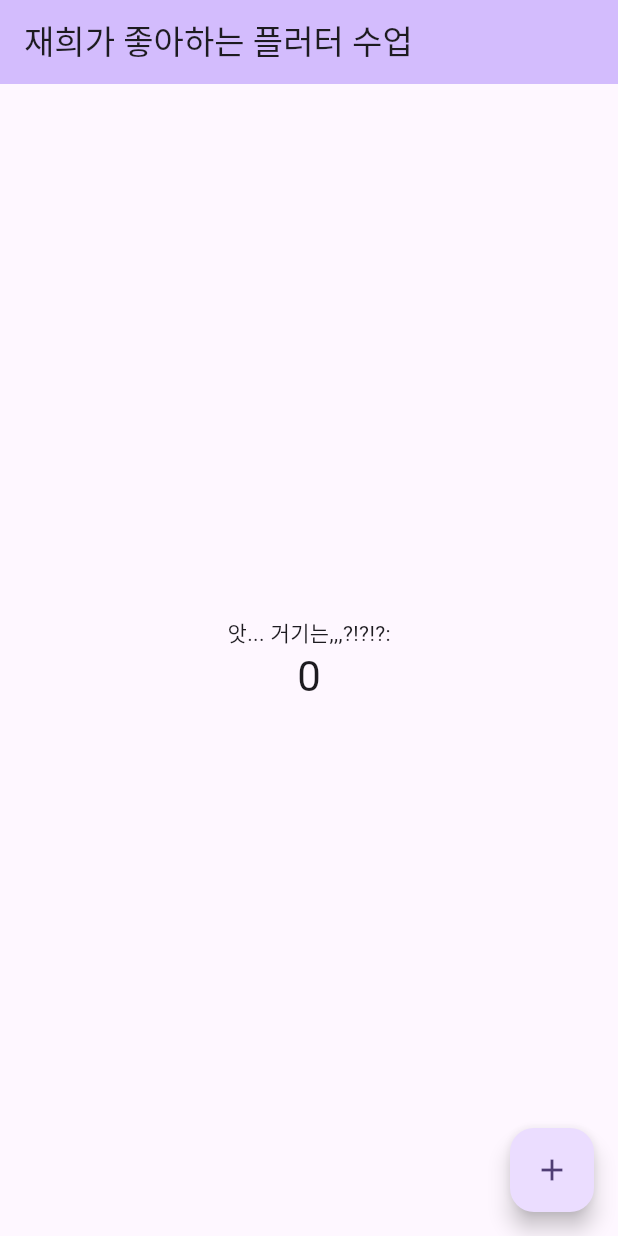
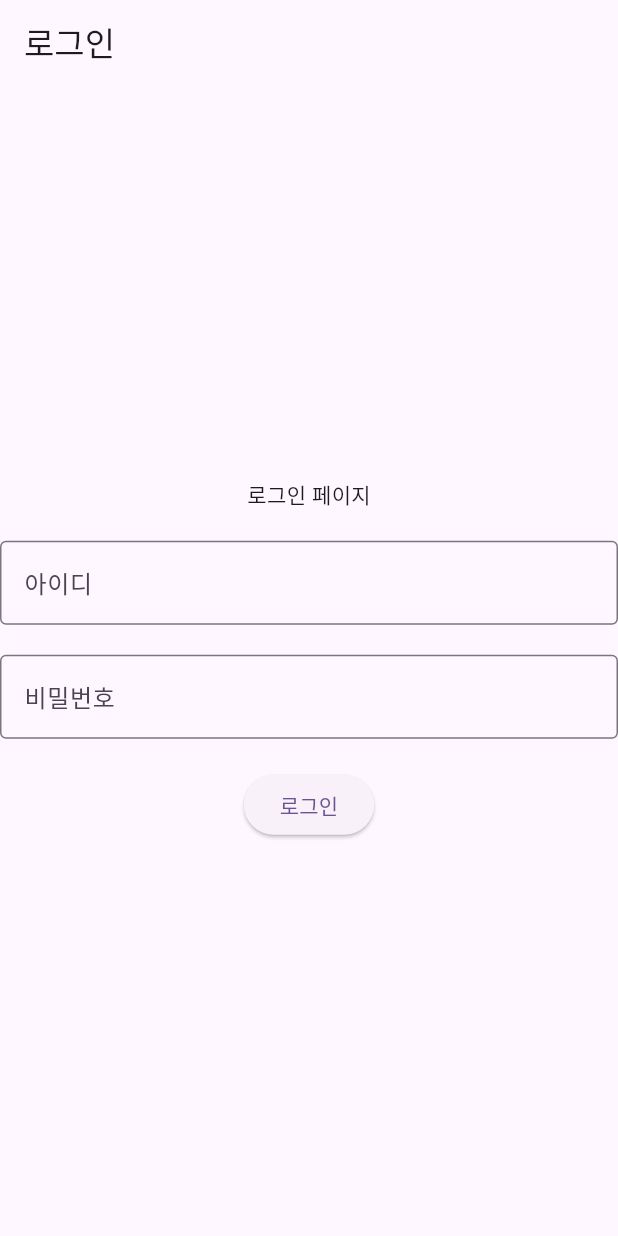
Before and after one commit to deopa0402/flutter_H, a Flutter app: the screen it shows after launch, on a phone screen of 412 x 824 dp. Run offline on Flutter 3.47's test engine with Material 2 defaults, Android fonts, the phone set to English and light mode, and no system bars; our stand-ins replace bloc, equatable, flutter_bloc.

```diff
--- /dev/null
+++ b/lib/bloc/login/login_bloc.dart
@@ -0,0 +1,25 @@
+import 'dart:async';
+
+// ignore: depend_on_referenced_packages
+import 'package:bloc/bloc.dart';
+import 'package:equatable/equatable.dart';
+import 'package:flutter_application_1/model/login.dart';
+import 'package:flutter_application_1/repository/login.dart';
+
+part 'login_event.dart';
+part 'login_state.dart';
+
+class LoginBloc extends Bloc<LoginEvent, LoginState> {
+  LoginRepository loginRepository;
+  LoginBloc(this.loginRepository) : super(LoginInitial()) {
+    on<Login>((event, emit) async {
+      try {
+        var value = await loginRepository.login(event.loginReqModel);
+        emit(LoginSuccess(value));
+      } catch (error) {
+        print(error.toString());
+        emit(LoginFailure(error.toString()));
+      }
+    });
+  }
+}
--- /dev/null
+++ b/lib/bloc/login/login_event.dart
@@ -0,0 +1,14 @@
+part of 'login_bloc.dart';
+
+abstract class LoginEvent extends Equatable {
+  const LoginEvent();
+}
+
+class Login extends LoginEvent {
+  final LoginReqModel loginReqModel;
+
+  const Login(this.loginReqModel);
+
+  @override
+  List<Object> get props => [loginReqModel];
+}
--- /dev/null
+++ b/lib/bloc/login/login_state.dart
@@ -0,0 +1,28 @@
+part of 'login_bloc.dart';
+
+abstract class LoginState extends Equatable {
+  const LoginState();
+}
+
+class LoginInitial extends LoginState {
+  @override
+  List<Object> get props => [];
+}
+
+class LoginSuccess extends LoginState {
+  final LoginResModel loginResModel;
+
+  const LoginSuccess(this.loginResModel);
+
+  @override
+  List<Object> get props => [loginResModel];
+}
+
+class LoginFailure extends LoginState {
+  final String error;
+
+  const LoginFailure(this.error);
+
+  @override
+  List<Object> get props => [error];
+}
--- /dev/null
+++ b/lib/bloc/user/user_event.dart
@@ -0,0 +1,5 @@
+part of 'user_bloc.dart';
+
+abstract class UserEvent extends Equatable {
+  const UserEvent();
+}
--- a/lib/main.dart
+++ b/lib/main.dart
@@ -1,9 +1,14 @@
-import 'dart:math';
-
 import 'package:flutter/material.dart';
+import 'package:flutter_bloc/flutter_bloc.dart';
+import 'package:flutter_application_1/bloc/login/login_bloc.dart';
+import 'package:flutter_application_1/repository/login.dart';
+import 'package:flutter_application_1/view/login/login_page.dart';
+import 'package:flutter_application_1/view/user/user_page.dart';
 
 void main() {
-  runApp(const MyApp());
+  runApp(MultiBlocProvider(providers: [
+    BlocProvider(create: (context) => LoginBloc(LoginRepository()))
+  ], child: const MyApp()));
 }
 
 class MyApp extends StatelessWidget {
@@ -13,116 +18,18 @@ class MyApp extends StatelessWidget {
   @override
   Widget build(BuildContext context) {
     return MaterialApp(
-      title: '재희',
-      debugShowCheckedModeBanner: false,
+      title: 'Flutter Demo',
       theme: ThemeData(
-        // This is the theme of your application.
-        //
-        // TRY THIS: Try running your application with "flutter run". You'll see
-        // the application has a blue toolbar. Then, without quitting the app,
-        // try changing the seedColor in the colorScheme below to Colors.green
-        // and then invoke "hot reload" (save your changes or press the "hot
-        // reload" button in a Flutter-supported IDE, or press "r" if you used
-        // the command line to start the app).
-        //
-        // Notice that the counter didn't reset back to zero; the application
-        // state is not lost during the reload. To reset the state, use hot
-        // restart instead.
-        //
-        // This works for code too, not just values: Most code changes can be
-        // tested with just a hot reload.
         colorScheme: ColorScheme.fromSeed(seedColor: Colors.deepPurple),
         useMaterial3: true,
       ),
-      home: const MyHomePage(title: '재희가 좋아하는 플러터 수업'),
+      home: const LoginPage(),
+      routes: routes,
     );
   }
 }
 
-class MyHomePage extends StatefulWidget {
-  const MyHomePage({super.key, required this.title});
-
-  // This widget is the home page of your application. It is stateful, meaning
-  // that it has a State object (defined below) that contains fields that affect
-  // how it looks.
-
-  // This class is the configuration for the state. It holds the values (in this
-  // case the title) provided by the parent (in this case the App widget) and
-  // used by the build method of the State. Fields in a Widget subclass are
-  // always marked "final".
-
-  final String title;
-
-  @override
-  State<MyHomePage> createState() => _MyHomePageState();
-}
-
-class _MyHomePageState extends State<MyHomePage> {
-  int _counter = 0;
-
-  void _incrementCounter() {
-    setState(() {
-      // This call to setState tells the Flutter framework that something has
-      // changed in this State, which causes it to rerun the build method below
-      // so that the display can reflect the updated values. If we changed
-      // _counter without calling setState(), then the build method would not be
-      // called again, and so nothing would appear to happen.
-      _counter += Random().nextInt(100) + 50;
-    });
-  }
-
-  @override
-  Widget build(BuildContext context) {
-    // This method is rerun every time setState is called, for instance as done
-    // by the _incrementCounter method above.
-    //
-    // The Flutter framework has been optimized to make rerunning build methods
-    // fast, so that you can just rebuild anything that needs updating rather
-    // than having to individually change instances of widgets.
-    return Scaffold(
-      appBar: AppBar(
-        // TRY THIS: Try changing the color here to a specific color (to
-        // Colors.amber, perhaps?) and trigger a hot reload to see the AppBar
-        // change color while the other colors stay the same.
-        backgroundColor: Theme.of(context).colorScheme.inversePrimary,
-        // Here we take the value from the MyHomePage object that was created by
-        // the App.build method, and use it to set our appbar title.
-        title: Text(widget.title),
-      ),
-      body: Center(
-        // Center is a layout widget. It takes a single child and positions it
-        // in the middle of the parent.
-        child: Column(
-          // Column is also a layout widget. It takes a list of children and
-          // arranges them vertically. By default, it sizes itself to fit its
-          // children horizontally, and tries to be as tall as its parent.
-          //
-          // Column has various properties to control how it sizes itself and
-          // how it positions its children. Here we use mainAxisAlignment to
-          // center the children vertically; the main axis here is the vertical
-          // axis because Columns are vertical (the cross axis would be
-          // horizontal).
-          //
-          // TRY THIS: Invoke "debug painting" (choose the "Toggle Debug Paint"
-          // action in the IDE, or press "p" in the console), to see the
-          // wireframe for each widget.
-          mainAxisAlignment: MainAxisAlignment.center,
-          children: <Widget>[
-            const Text(
-              '앗... 거기는,,,?!?!?:',
-            ),
-            Text(
-              '$_counter',
-              style: Theme.of(context).textTheme.headlineMedium,
-            ),
-          ],
-        ),
-      ),
-      floatingActionButton: FloatingActionButton(
-        onPressed: _incrementCounter,
-        tooltip: 'Increment',
-        child: const Icon(Icons.add),
-      ), // This trailing comma makes auto-formatting nicer for build methods.
-    );
-  }
-}
+final Map<String, WidgetBuilder> routes = {
+  LoginPage.routeName: (context) => const LoginPage(),
+  UserPage.routeName: (context) => const UserPage(),
+};
--- /dev/null
+++ b/lib/model/login.dart
@@ -0,0 +1,39 @@
+class LoginReqModel {
+  int id;
+  String password;
+
+  LoginReqModel({
+    required this.id,
+    required this.password,
+  });
+
+  factory LoginReqModel.fromJson(Map<String, dynamic> json) {
+    return LoginReqModel(
+      id: json['id'],
+      password: json['password'],
+    );
+  }
+
+  Map<String, dynamic> toJson() => {
+        'id': id,
+        'password': password,
+      };
+}
+
+class LoginResModel {
+  String jwt;
+
+  LoginResModel({
+    required this.jwt,
+  });
+
+  factory LoginResModel.fromJson(Map<String, dynamic> json) {
+    return LoginResModel(
+      jwt: json['jwt'],
+    );
+  }
+
+  Map<String, dynamic> toJson() => {
+        'jwt': jwt,
+      };
+}
--- /dev/null
+++ b/lib/repository/user.dart
@@ -0,0 +1 @@
+// not yet
--- /dev/null
+++ b/lib/view/login/login_page.dart
@@ -0,0 +1,67 @@
+import 'package:flutter/material.dart';
+import 'package:flutter_bloc/flutter_bloc.dart';
+import 'package:flutter_application_1/bloc/login/login_bloc.dart';
+import 'package:flutter_application_1/model/login.dart';
+
+class LoginPage extends StatefulWidget {
+  const LoginPage({super.key});
+
+  static const String routeName = "/login";
+
+  @override
+  State<LoginPage> createState() => _LoginPageState();
+}
+
+class _LoginPageState extends State<LoginPage> {
+  var idController = TextEditingController();
+  var passwordController = TextEditingController();
+
+  @override
+  Widget build(BuildContext context) {
+    return Scaffold(
+      appBar: AppBar(title: const Text("로그인")),
+      body: Center(
+        child: BlocBuilder<LoginBloc, LoginState>(
+          builder: (context, state) {
+            return Column(
+              mainAxisAlignment: MainAxisAlignment.center,
+              children: [
+                const Text("로그인 페이지"),
+                const SizedBox(height: 20),
+                TextFormField(
+                  controller: idController,
+                  decoration: const InputDecoration(
+                    border: OutlineInputBorder(),
+                    labelText: "아이디",
+                  ),
+                ),
+                const SizedBox(height: 20),
+                TextFormField(
+                  controller: passwordController,
+                  decoration: const InputDecoration(
+                    border: OutlineInputBorder(),
+                    labelText: "비밀번호",
+                  ),
+                ),
+                const SizedBox(height: 20),
+                ElevatedButton(
+                  onPressed: () async {
+                    BlocProvider.of<LoginBloc>(context).add(Login(LoginReqModel(
+                        id: int.parse(idController.text),
+                        password: passwordController.text)));
+                    if (state is LoginSuccess) {
+                      Navigator.of(context).pushNamed("/user");
+                    } else {
+                      print("error");
+                    }
+                  },
+                  child: const Text("로그인"),
+                ),
+              ],
+            );
+          },
+        ),
+      ),
+    );
+  }
+}
--- a/pubspec.yaml
+++ b/pubspec.yaml
@@ -35,6 +35,9 @@ dependencies:
   # The following adds the Cupertino Icons font to your application.
   # Use with the CupertinoIcons class for iOS style icons.
   cupertino_icons: ^1.0.2
+  equatable: ^2.0.5
+  flutter_bloc: ^8.1.3
+  http: ^1.1.0
 
 dev_dependencies:
   flutter_test:
```
Also changed, not shown: lib/bloc/user/user_bloc.dart (added, +15 -0 lines), lib/bloc/user/user_state.dart (added, +10 -0 lines), lib/model/user.dart (added, +22 -0 lines), lib/repository/login.dart (added, +25 -0 lines), lib/view/user/user_page.dart (added, +47 -0 lines), pubspec.lock.
